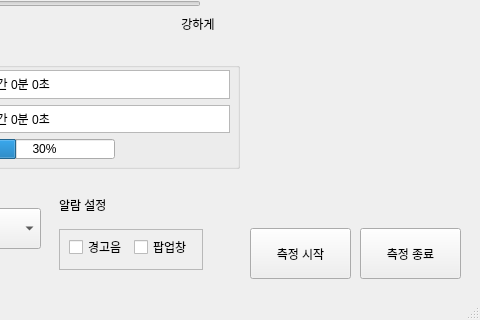
Before: the Qt Designer form iHunch/iHunch/iHunch.ui in eastclo/Prevention_iHunch, drawn with Qt 5; both pictures show x 120 to 600 and y 169 to 489 of the 600 by 489 pixel window.
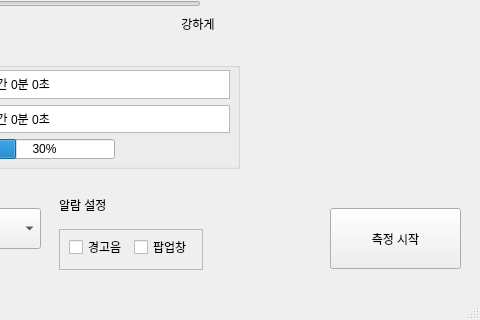
After: the same form once the commit is applied. Icons and pictures are not drawn.

Commit message: 실행 종료 버튼 및 알람 효과음 설정

What changed in the file:
```diff
--- a/iHunch/iHunch/iHunch.ui
+++ b/iHunch/iHunch/iHunch.ui
@@ -257,29 +257,16 @@
    <widget class="QPushButton" name="pushButton_2">
     <property name="geometry">
      <rect>
-      <x>370</x>
-      <y>380</y>
-      <width>101</width>
-      <height>51</height>
+      <x>450</x>
+      <y>360</y>
+      <width>131</width>
+      <height>61</height>
      </rect>
     </property>
     <property name="text">
      <string>측정 시작</string>
     </property>
    </widget>
-   <widget class="QPushButton" name="pushButton_3">
-    <property name="geometry">
-     <rect>
-      <x>480</x>
-      <y>380</y>
-      <width>101</width>
-      <height>51</height>
-     </rect>
-    </property>
-    <property name="text">
-     <string>측정 종료</string>
-    </property>
-   </widget>
    <widget class="QLabel" name="label_9">
     <property name="geometry">
      <rect>
```
Left out of the diff: 36 changed lines with no effect on the pictures. The commit also changes 5 other files.
